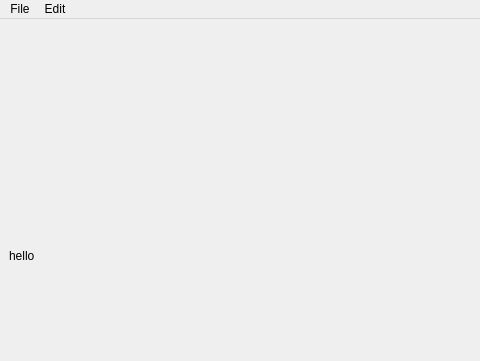
Before: the Qt Designer form gui/main_window.ui in warc3l/Owlies, drawn with Qt 5; both pictures show x 0 to 480 and y 0 to 361 of the 800 by 514 pixel window.
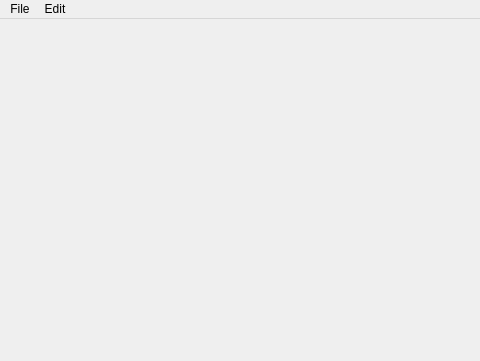
After: the same form once the commit is applied.

The edit to the form file:
```diff
--- a/gui/main_window.ui
+++ b/gui/main_window.ui
@@ -14,11 +14,26 @@
    <string>MainWindow</string>
   </property>
   <widget class="QWidget" name="centralwidget">
+   <property name="sizePolicy">
+    <sizepolicy hsizetype="Minimum" vsizetype="Minimum">
+     <horstretch>0</horstretch>
+     <verstretch>0</verstretch>
+    </sizepolicy>
+   </property>
    <layout class="QVBoxLayout" name="verticalLayout">
+    <property name="sizeConstraint">
+     <enum>QLayout::SetFixedSize</enum>
+    </property>
     <item>
      <widget class="QLabel" name="main_window_image">
+      <property name="sizePolicy">
+       <sizepolicy hsizetype="Minimum" vsizetype="Minimum">
+        <horstretch>0</horstretch>
+        <verstretch>0</verstretch>
+       </sizepolicy>
+      </property>
       <property name="text">
-       <string>hello</string>
+       <string/>
       </property>
      </widget>
     </item>
```
